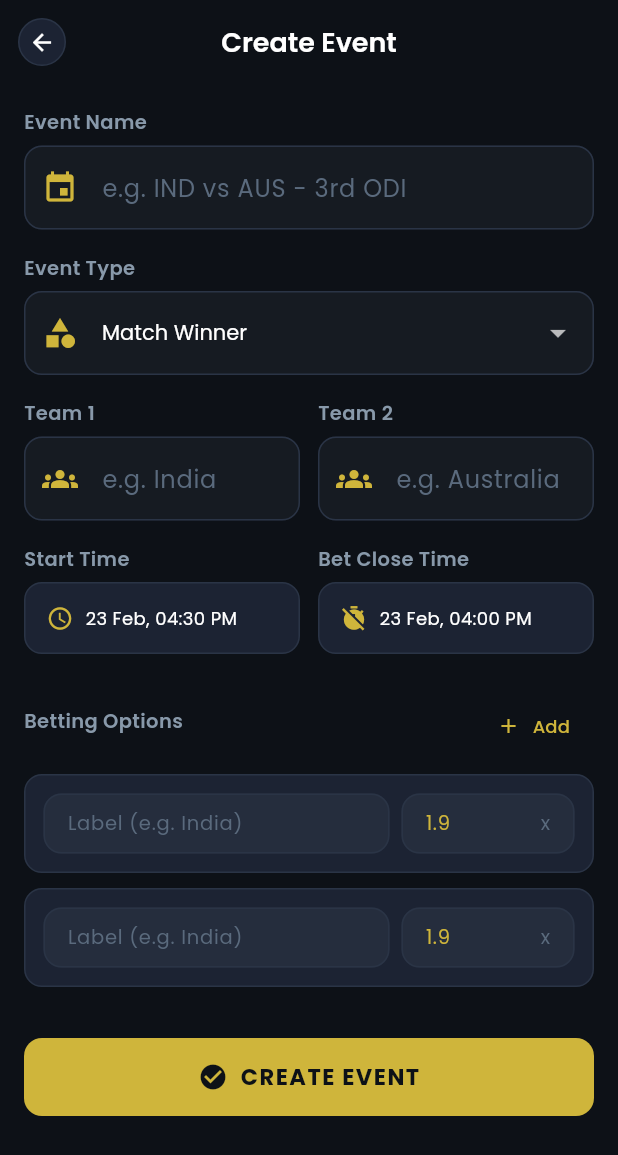
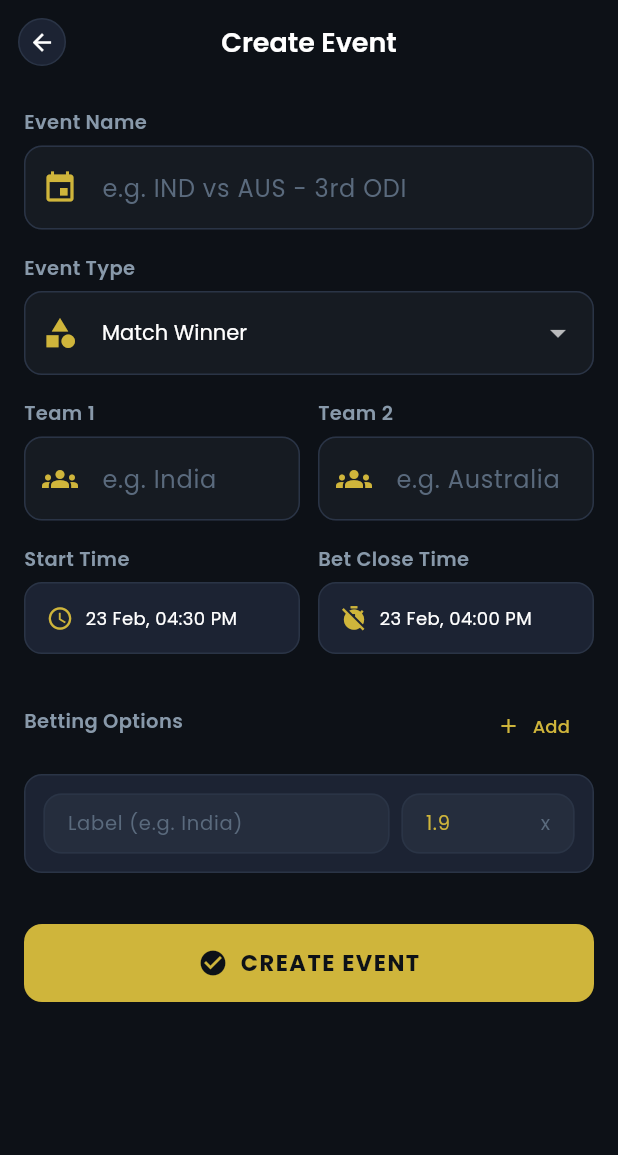
Before and after one commit to ashishsrivastava14/Betting_App, a Flutter app: the AdminCreateEventScreen screen opened by its route, after a tap on "Add", after a tap on the "remove circle" icon, on a phone screen of 412 x 824 dp. Shown: the top 1155 px of the screen. Run offline on Flutter 3.47's test engine with Material 3 defaults, Android fonts, the phone set to English and light mode, and no system bars; our stand-ins replace fl_chart, go_router, google_fonts, image_picker, pin_code_fields, share_plus and 1 more; missing offline and left inert: dart:html, excel; accounts and stored records are empty.

Commit message:
fix: Update betting multipliers for live events and adjust option removal logic

```diff
--- a/lib/mock_data/mock_events.dart
+++ b/lib/mock_data/mock_events.dart
@@ -43,8 +43,8 @@ final List<EventModel> mockEvents = [
     betCloseTime: DateTime.now().add(const Duration(minutes: 30)),
     status: 'live',
     options: [
-      BetOption(label: 'RCB', multiplier: 1.75),
-      BetOption(label: 'KKR', multiplier: 2.20),
+      BetOption(label: 'RCB', multiplier: 1.90),
+      BetOption(label: 'KKR', multiplier: 1.90),
     ],
   ),
   EventModel(
--- a/lib/screens/admin/admin_create_event_screen.dart
+++ b/lib/screens/admin/admin_create_event_screen.dart
@@ -24,7 +24,6 @@ class _AdminCreateEventScreenState extends State<AdminCreateEventScreen> {
 
   final List<Map<String, dynamic>> _options = [
     {'label': '', 'multiplier': 1.90},
-    {'label': '', 'multiplier': 1.90},
   ];
 
   @override
@@ -40,7 +39,7 @@ class _AdminCreateEventScreenState extends State<AdminCreateEventScreen> {
   }
 
   void _removeOption(int index) {
-    if (_options.length > 2) setState(() { _options.removeAt(index); });
+    if (_options.length > 1) setState(() { _options.removeAt(index); });
   }
 
   Future<void> _pickDateTime(bool isStart) async {
@@ -223,7 +222,7 @@ class _AdminCreateEventScreenState extends State<AdminCreateEventScreen> {
                     decoration: InputDecoration(hintText: 'Odds', isDense: true, contentPadding: const EdgeInsets.symmetric(horizontal: 12, vertical: 10), fillColor: AppColors.cardLight, suffixText: 'x'),
                     onChanged: (v) => _options[i]['multiplier'] = double.tryParse(v) ?? 1.0,
                   )),
-                  if (_options.length > 2)
+                  if (_options.length > 1)
                     IconButton(icon: const Icon(Icons.remove_circle, color: AppColors.red, size: 20), onPressed: () => _removeOption(i)),
                 ]),
               );
```
